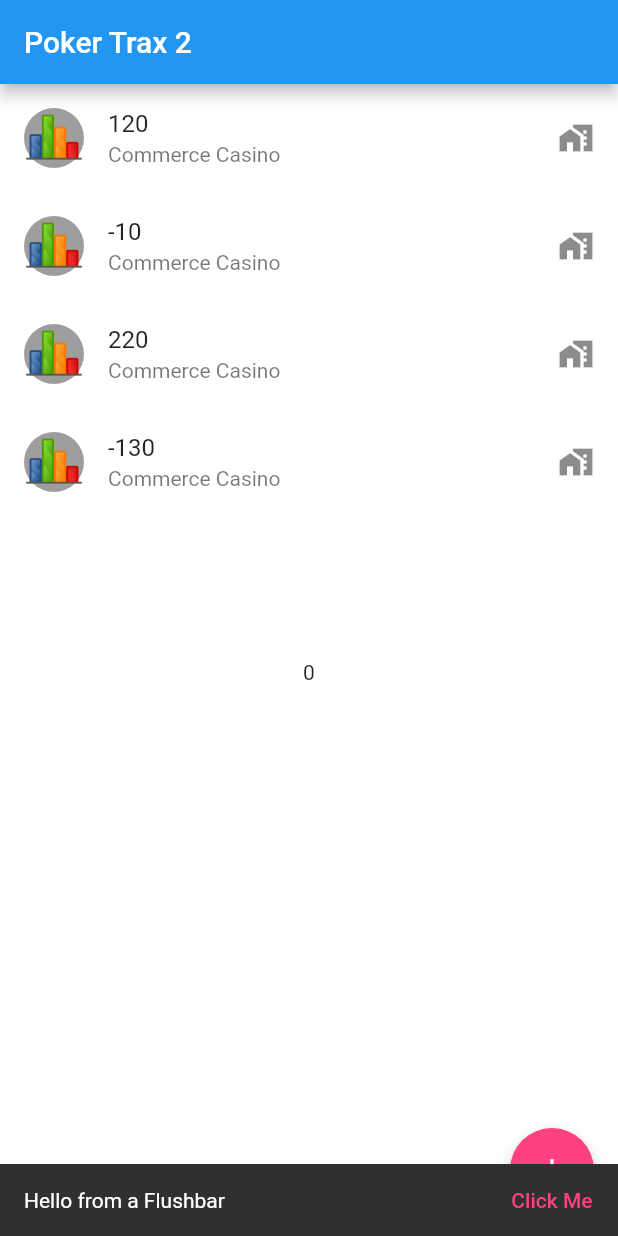
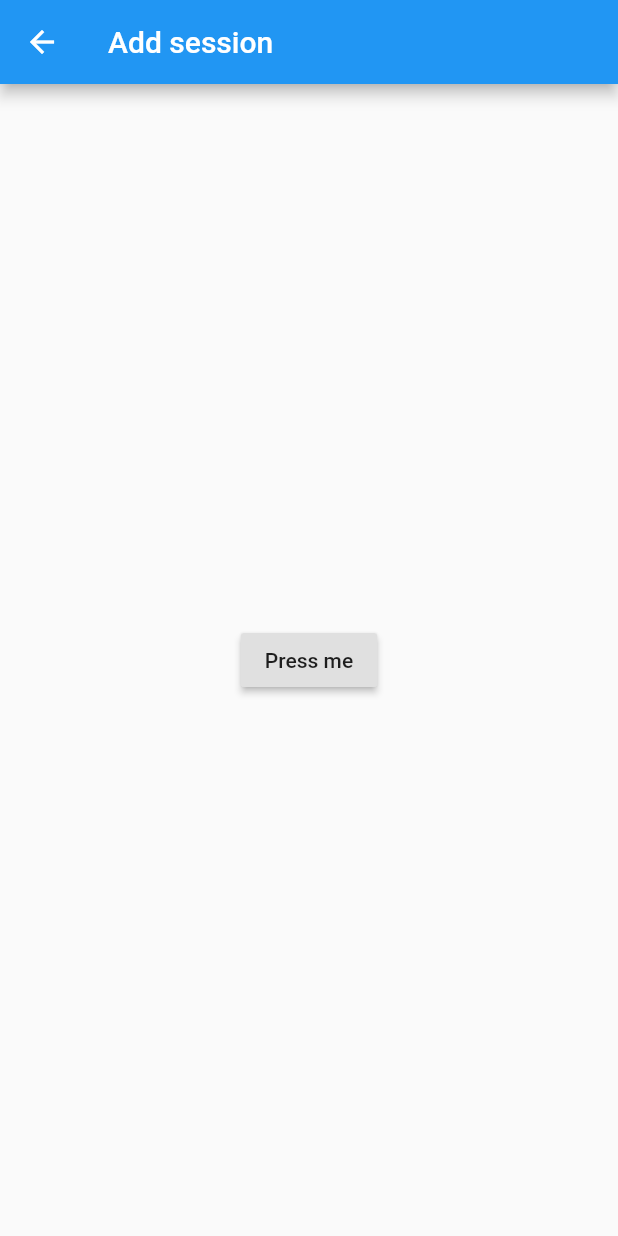
Before and after one commit to torgammelgard/poker-trax-2, a Flutter app: the screen it shows after launch, after a tap on the "add" icon, on a phone screen of 412 x 824 dp. Run offline on Flutter 3.47's test engine with Material 2 defaults, Android fonts, the phone set to English and light mode, and no system bars; our stand-ins replace flushbar.

Commit message:
Add AddSession.dart Go to add session when press action bar button +

```diff
--- /dev/null
+++ b/lib/AddSession.dart
@@ -0,0 +1,19 @@
+import 'package:flutter/material.dart';
+
+class AddSession extends StatelessWidget {
+  @override
+  Widget build(BuildContext context) {
+    return Scaffold(
+      appBar: AppBar(
+        title: Text("Add session"),
+      ),
+      body: Center(
+        child: RaisedButton(
+            child: Text("Press me"),
+            onPressed: () {
+              Navigator.pop(context);
+            }),
+      ),
+    );
+  }
+}
--- a/lib/main.dart
+++ b/lib/main.dart
@@ -1,5 +1,6 @@
 import 'package:flushbar/flushbar.dart';
 import 'package:flutter/material.dart';
+import 'package:poker_trax_2/AddSession.dart';
 import 'package:scoped_model/scoped_model.dart';
 
 import 'SessionListView.dart';
@@ -37,7 +38,8 @@ class MyApp extends StatelessWidget {
               floatingActionButton: ScopedModelDescendant<TestModel>(
                 builder: (context, child, model) => FloatingActionButton(
                   onPressed: () {
-                    show_Simple_Flushbar(context);
+                    Navigator.push(
+                        context, MaterialPageRoute(builder: (context) => AddSession()));
                   },
                   tooltip: 'Increment',
                   child: Icon(Icons.add),
```
